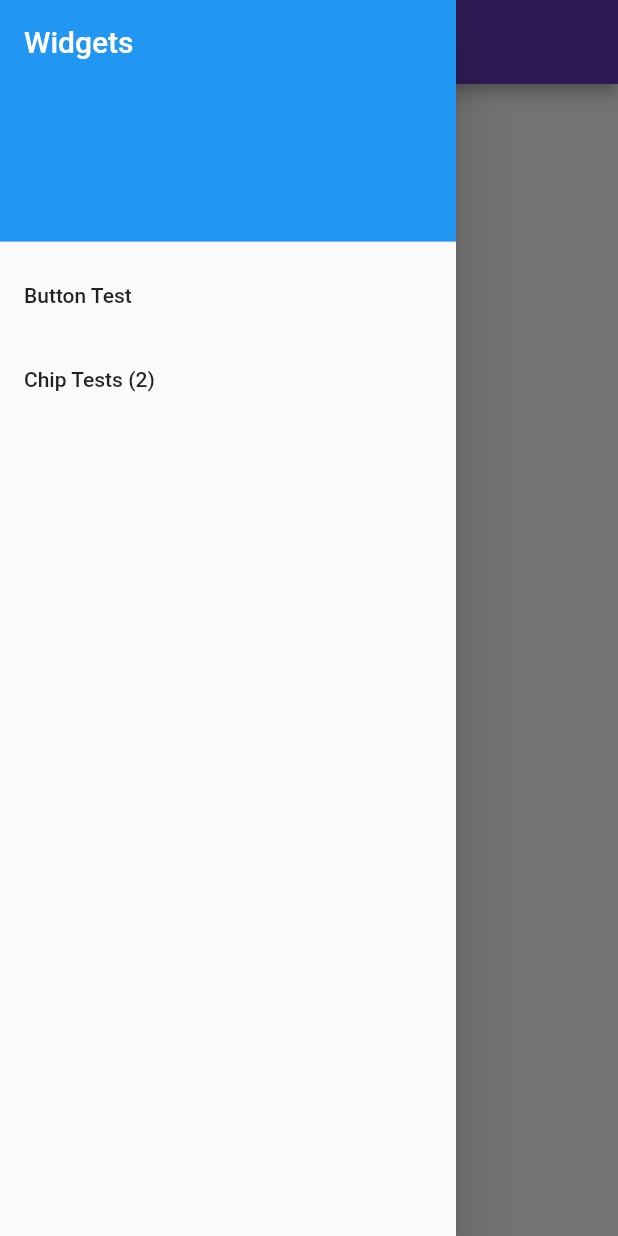
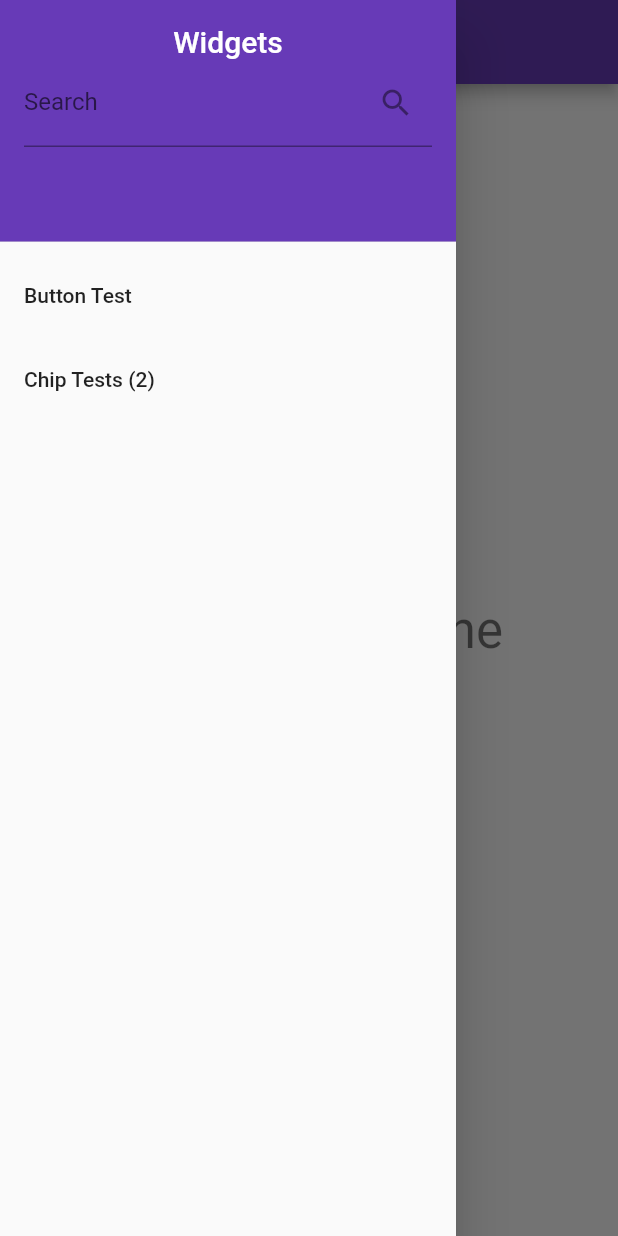
Before and after one commit to theBenForce/flutter_testbed, a Flutter app: the screen it shows after launch, with the side drawer open, on a phone screen of 412 x 824 dp. Run offline on Flutter 3.47's test engine with Material 2 defaults, Android fonts, the phone set to English and light mode, and no system bars; our stand-ins replace bloc, equatable, flutter_bloc, recase, shared_preferences.

Commit message:
feat: add test filtering

```diff
--- a/lib/src/app.dart
+++ b/lib/src/app.dart
@@ -18,38 +18,84 @@
 }
 
 class _TestBedAppState extends State<TestBedApp> {
+  TextEditingController searchQueryController = TextEditingController();
+  String filter = "";
+
+  @override
+  void initState() {
+    super.initState();
+
+    searchQueryController.addListener(() =>
+        setState(() => filter = searchQueryController.text.toLowerCase()));
+  }
+
   @override
   Widget build(BuildContext context) {
     List<WidgetTest> tests = widget.tests;
+    ThemeData theme = Theme.of(context);
+    TextTheme primaryTextTheme = theme.primaryTextTheme;
 
     return MaterialApp(
       title: 'Flutter Testbed',
       theme: widget.theme,
       home: BlocProvider<ShellBloc>(
-          builder: (BuildContext context) =>
+          create: (BuildContext context) =>
               widget.bloc..add(ShellReloadStateEvent()),
           child: Scaffold(
             appBar: AppBar(title: Text("Flutter Testbed")),
-            drawer: Drawer(
-                child: ListView(
+            drawer: BlocBuilder<ShellBloc, ShellState>(
+              builder: (BuildContext context, state) {
+                var selectedLabel = "";
+                if (state is ShellTestSelected) {
+                  selectedLabel = state.testLabel;
+                }
+
+                return Drawer(
+                    child: Column(
                   children: <Widget>[
                     DrawerHeader(
-                  child: Text(
+                      child: Column(
+                        children: <Widget>[
+                          Text(
                             "Widgets",
-                    style: Theme.of(context).primaryTextTheme.headline6,
+                            style: primaryTextTheme.title,
+                          ),
+                          TextField(
+                            decoration: InputDecoration(
+                                labelText: "Search",
+                                suffixIcon: Icon(Icons.search)),
+                            controller: searchQueryController,
+                          )
+                        ],
                       ),
                       decoration:
                           BoxDecoration(color: Theme.of(context).primaryColor),
                     ),
-                ...tests
-                    .map((test) => ListTile(
+                    Expanded(
+                      child: ListView.builder(
+                          itemCount: tests.length,
+                          itemBuilder: (BuildContext context, int index) {
+                            var test = tests[index];
+
+                            if (filter != null &&
+                                filter.trim().length > 0 &&
+                                !test.label.toLowerCase().contains(filter)) {
+                              return Container();
+                            }
+                            return ListTile(
                                 title: Text(test.label),
+                                selected: test.label == selectedLabel,
                                 onTap: () {
-                          widget.bloc.add(SetTestShellEvent(test.label));
-                        }))
-                    .toList()
+                                  Navigator.of(context).pop();
+                                  widget.bloc
+                                      .add(SetTestShellEvent(test.label));
+                                });
+                          }),
+                    )
                   ],
-            )),
+                ));
+              },
+            ),
             body: Padding(
               padding: EdgeInsets.all(12.0),
               child: BlocBuilder<ShellBloc, ShellState>(
@@ -65,14 +111,14 @@
                     return Center(
                         child: Text(
                       "Could not find test ${state.testLabel}",
-                      style: Theme.of(context).textTheme.subtitle2,
+                      style: theme.textTheme.display1,
                     ));
                   }
 
                   return Center(
                       child: Text(
                     "Select a test from the sidebar",
-                    style: Theme.of(context).textTheme.subtitle2,
+                    style: theme.textTheme.display1,
                   ));
                 },
               ),
```
Lines whose indentation alone changed are shown as unchanged.
